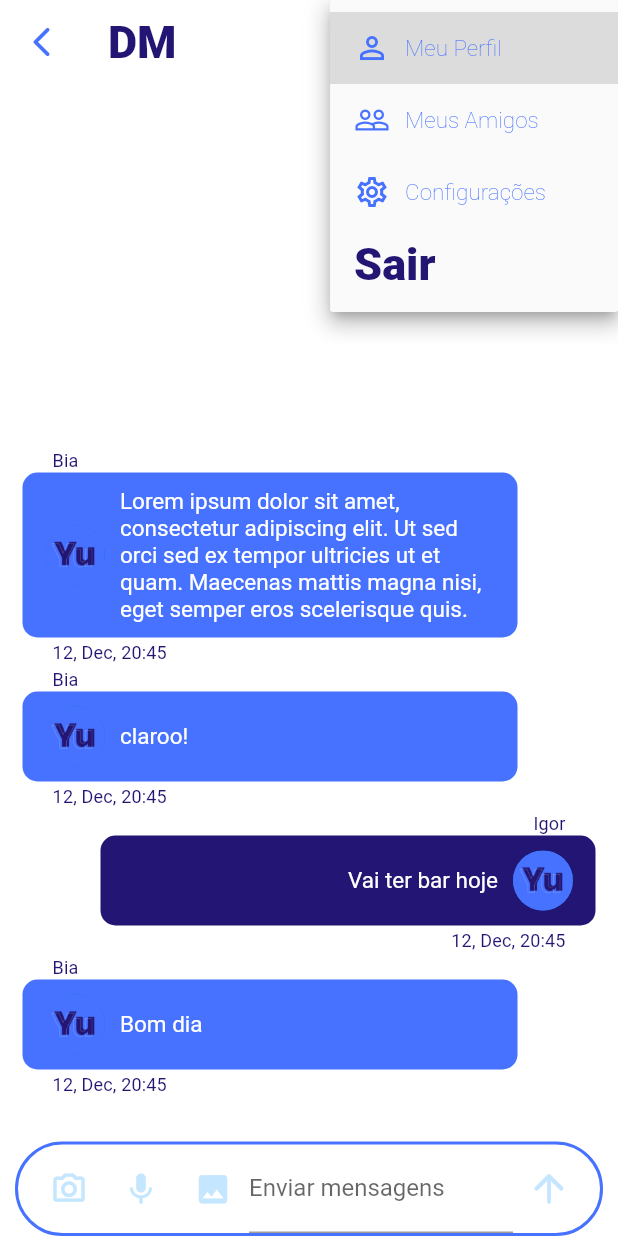
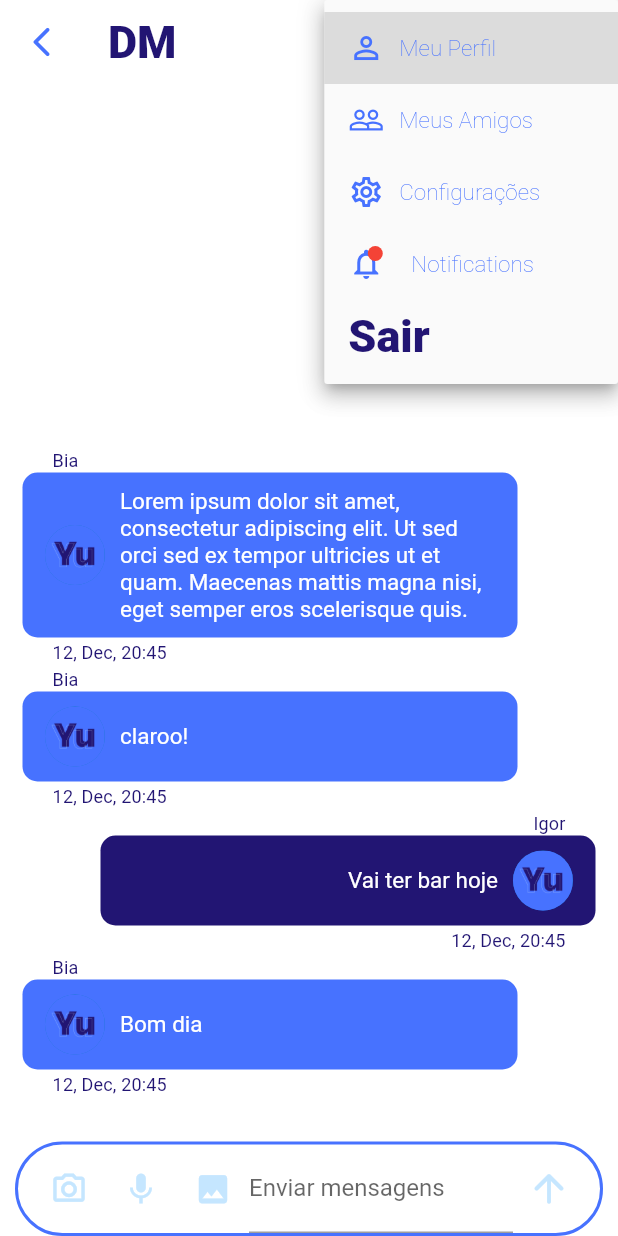
Before and after one commit to christianomere/paapiar, a Flutter app: the screen it shows after launch, after a tap on the "info outline" icon, on a phone screen of 412 x 824 dp. Run offline on Flutter 3.47's test engine with Material 2 defaults, Android fonts, the phone set to English and light mode, and no system bars; our stand-ins replace flutter_svg, image_picker; accounts and stored records are empty; Roboto replaces fonts that are missing (SF Pro Text).

Commit message:
Notification Service added

```diff
--- a/lib/core/services/notification/push_notification_service.dart
+++ b/lib/core/services/notification/chat_notification_service.dart
@@ -1,7 +1,7 @@
 import 'package:flutter/material.dart';
 import 'package:paapiar/core/models/chat_notification.dart';
 
-class PushNotificationService with ChangeNotifier {
+class ChatNotificationService with ChangeNotifier {
   List<ChatNotification> _items = [];
   List<ChatNotification> get items {
     return[..._items];
--- a/lib/main.dart
+++ b/lib/main.dart
@@ -1,5 +1,7 @@
 import 'package:flutter/material.dart';
+import 'package:paapiar/core/services/notification/chat_notification_service.dart';
 import 'package:paapiar/pages/auth_or_app_page.dart';
+import 'package:provider/provider.dart';
 
 void main() {
   runApp(const MyApp());
@@ -8,16 +10,22 @@ void main() {
 class MyApp extends StatelessWidget {
   const MyApp({Key? key}) : super(key: key);
 
-  // This widget is the root of your application.
   @override
   Widget build(BuildContext context) {
-    return MaterialApp(
-      title: 'Paapiar',
-      theme: ThemeData(
-          fontFamily: 'SF Pro Text'
+    return MultiProvider(
+      providers: [
+        ChangeNotifierProvider(
+            create: (_)=> ChatNotificationService(),
       ),
-      home: AuthOrAppPage(),
-      debugShowCheckedModeBanner: false,
+    ],
+      child: MaterialApp(
+        title: 'Paapiar',
+        theme: ThemeData(
+            fontFamily: 'SF Pro Text'
+        ),
+        home: AuthOrAppPage(),
+        debugShowCheckedModeBanner: false,
+      ),
     );
   }
 }
--- a/lib/pages/chat_page.dart
+++ b/lib/pages/chat_page.dart
@@ -1,10 +1,15 @@
+import 'dart:math';
+
 import 'package:flutter/material.dart';
 import 'package:paapiar/components/messages.dart';
 import 'package:paapiar/components/new_message.dart';
 import 'package:paapiar/components/paapiar_svg.dart';
+import 'package:paapiar/core/models/chat_notification.dart';
 import 'package:paapiar/core/services/auth/auth_service.dart';
-import 'package:flutter_svg/flutter_svg.dart';
+import 'package:paapiar/core/services/notification/chat_notification_service.dart';
+import 'package:provider/provider.dart';
 
+import 'notification_page.dart';
 
 class ChatPage extends StatelessWidget {
   const ChatPage({Key? key}) : super(key: key);
@@ -16,13 +21,12 @@ class ChatPage extends StatelessWidget {
       appBar: AppBar(
         backgroundColor: Colors.white,
         elevation: 0.0,
-
         leading: IconButton(
           icon: const Icon(Icons.arrow_back_ios_rounded,
-              color:  Color(0xff4772ff)),
-          onPressed: () {  },
+            color:  Color(0xff4772ff),
           ),
-
+            onPressed:(){},
+          ),
         title: Text('DM',
           style: TextStyle(
             fontFamily: 'SF Pro Text',
@@ -34,6 +38,7 @@ class ChatPage extends StatelessWidget {
         actions: [
           Padding(
             padding: const EdgeInsets.only(right: 15.0),
+            child: DropdownButtonHideUnderline(
               child: DropdownButton(
                 icon: Icon(
                   Icons.info_outline,
@@ -89,8 +94,7 @@ class ChatPage extends StatelessWidget {
                         Text('Configurações',
                           style: TextStyle(
                             fontFamily: 'SF Pro Text',
-                          fontSize: 15
-                          ,
+                            fontSize: 15,
                             color:  Color(0xff4772ff),
                             fontWeight: FontWeight.w200,
                           ),
@@ -98,6 +102,47 @@ class ChatPage extends StatelessWidget {
                       ],
                     ),
                   ),
+                  DropdownMenuItem(
+                    value: 'notifications',
+                    child: Row(
+                      children: [
+                        Stack(
+                          children: [
+                            Icon(Icons.notifications_none_outlined,
+                              color:  Color(0xff4772ff),
+                            ),
+                            Positioned(
+                              left: 13,
+                              child: CircleAvatar(
+                                maxRadius: 5,
+                                backgroundColor: Colors.red,
+                              ),
+                            )
+                          ],
+                        ),
+                        SizedBox(width: 10.0),
+                        TextButton(
+                          child: Text('Notifications',
+                          style: TextStyle(
+                            fontFamily: 'SF Pro Text',
+                            fontSize: 15,
+                            color:  Color(0xff4772ff),
+                            fontWeight: FontWeight.w200,
+                           ),
+                          ),
+                          onPressed: (){
+                            Navigator.of(context).push(
+                              MaterialPageRoute(
+                                  builder: (ctx){
+                                    return NotificationPage();
+                              }),
+                            );
+                          },
+                        ),
+                      ],
+                    ),
+                  ),
+
                   DropdownMenuItem(
                     value: 'logout',
                     child: Container(
@@ -119,6 +164,7 @@ class ChatPage extends StatelessWidget {
                 },
               ),
             ),
+          ),
         ],
       ),
       body: SafeArea(
@@ -131,6 +177,23 @@ class ChatPage extends StatelessWidget {
           ],
         ),
       ),
+
+
+      /*floatingActionButton: FloatingActionButton(
+        child: Icon(
+          Icons.add
+        ),
+        onPressed: (){
+          Provider.of<ChatNotificationService>(context,
+              listen: false
+          ).add(ChatNotification(
+              title: 'Nova notificação',
+              body: Random().nextDouble().toString()),
+          );
+        },
+      ),
+*/
+
     );
   }
 }
```
Also changed, not shown: lib/pages/notification_page.dart (added, +39 -0 lines). Lines whose indentation alone changed are shown as unchanged.
